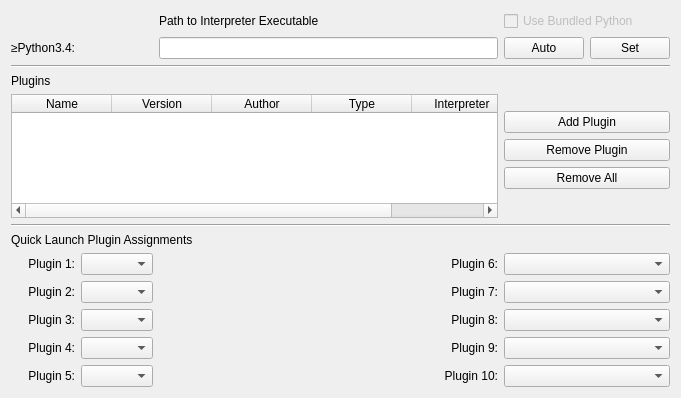
This is src/Form_Files/PPluginWidget.ui in Sigil-Ebook/Sigil as Qt 5 draws it before an edit. The edited form follows.
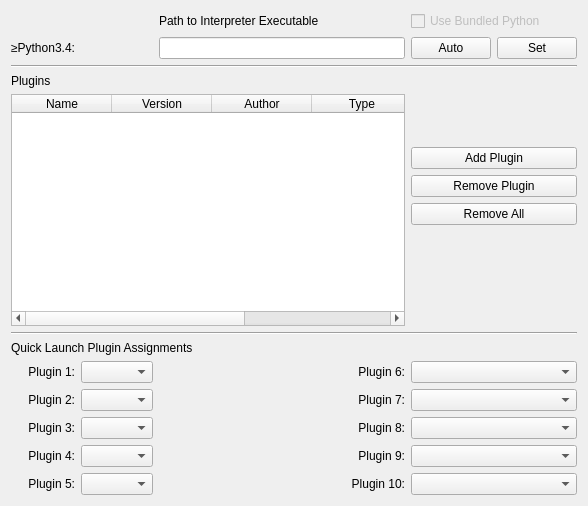
This is the edited form.

Commit message: tweak all Preference widgets to be under 600x600

```diff
--- a/src/Form_Files/PPluginWidget.ui
+++ b/src/Form_Files/PPluginWidget.ui
@@ -6,8 +6,8 @@
    <rect>
     <x>0</x>
     <y>0</y>
-    <width>681</width>
-    <height>398</height>
+    <width>588</width>
+    <height>506</height>
    </rect>
   </property>
   <property name="windowTitle">
@@ -228,7 +228,7 @@
         <string>Quick Launch Plugin Assignments</string>
        </property>
        <property name="alignment">
-        <set>Qt::AlignLeft|Qt::AlignVCenter</set>
+        <set>Qt::AlignLeading|Qt::AlignLeft|Qt::AlignVCenter</set>
        </property>
       </widget>
      </item>
```
The commit also changes 6 other files.
